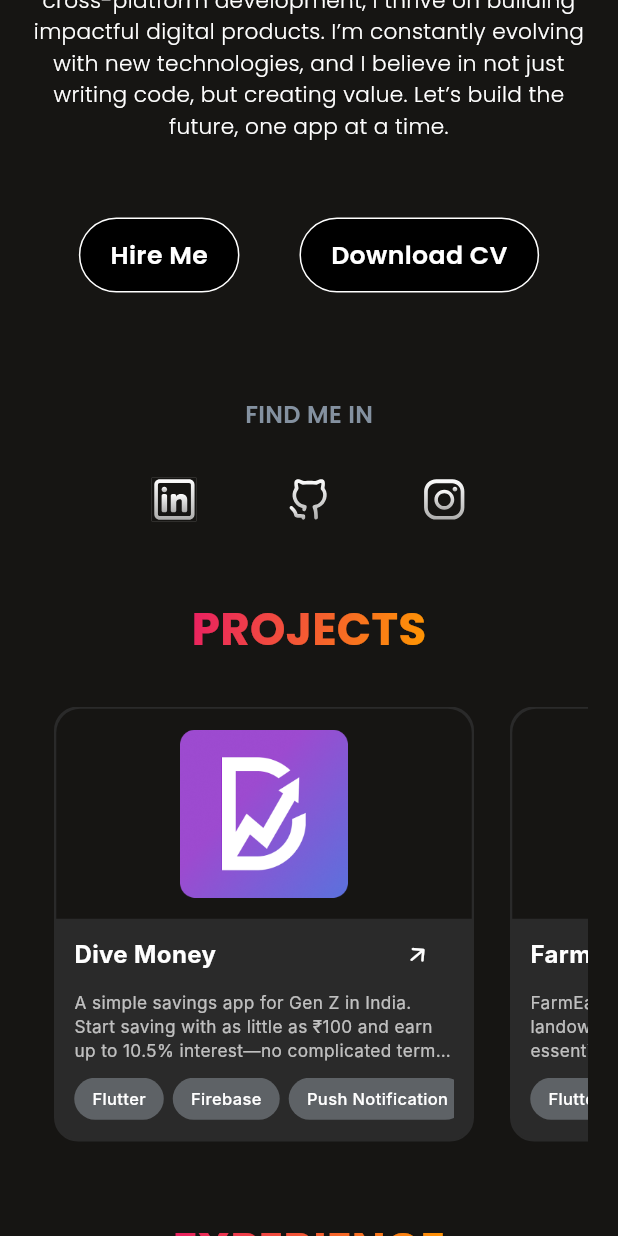
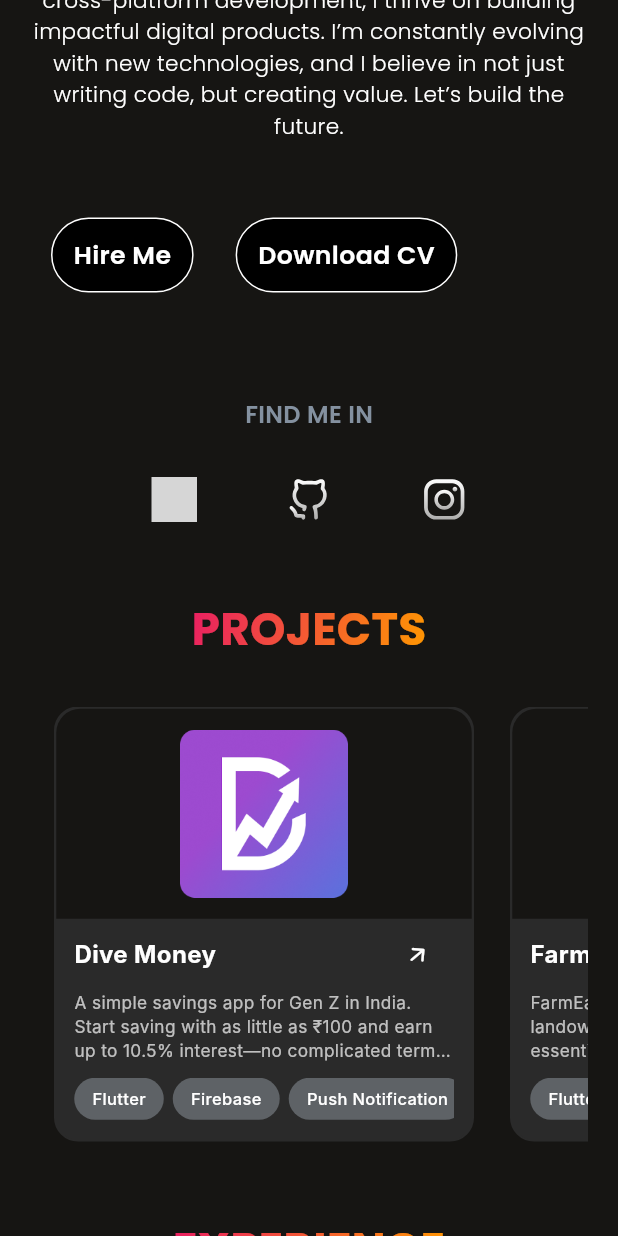
Before and after one commit to sahildev15/myPortfolio, a Flutter app: the screen it shows after launch, scrolled down 576 dp, on a phone screen of 412 x 824 dp. Run offline on Flutter 3.47's test engine with Material 3 defaults, Android fonts, the light colour scheme and no system bars; our stand-ins replace flutter_svg, get, google_fonts; missing offline and left inert: dart:html; Roboto replaces fonts that are missing (Inter); grey boxes are pictures that could not be loaded.

Commit message:
new code

```diff
--- a/lib/HomeScreen/View/homeScreen.dart
+++ b/lib/HomeScreen/View/homeScreen.dart
@@ -122,7 +122,7 @@ class _HomeScreenState extends State<HomeScreen> {
                           margin: EdgeInsets.symmetric(vertical: 30),
                           width: 900,
                           child: Text(
-                            "Hi, I'm Sahil — a Senior Flutter Developer with a deep passion for crafting beautiful, high-performance apps. From transforming ideas into seamless mobile experiences to leading efficient, cross-platform development, I thrive on building impactful digital products. I’m constantly evolving with new technologies, and I believe in not just writing code, but creating value. Let’s build the future, one app at a time."
+                            "Hi, I'm Sahil — a Senior Flutter Developer with a deep passion for crafting beautiful, high-performance apps. From transforming ideas into seamless mobile experiences to leading efficient, cross-platform development, I thrive on building impactful digital products. I’m constantly evolving with new technologies, and I believe in not just writing code, but creating value. Let’s build the future."
                             , maxLines: 10,
                             textAlign: TextAlign.center,
                             style: AppTextStyles.FONT18FW300WHITE(context),
@@ -131,27 +131,25 @@ class _HomeScreenState extends State<HomeScreen> {
                         Container(
                           height: 50,
                           margin: const EdgeInsets.symmetric(vertical: 20),
-                          child: ListView.builder(
-                            padding: EdgeInsets.zero,
-                            scrollDirection: Axis.horizontal,
-                            itemCount: controller.option.length,
-                            shrinkWrap: true,
-                            itemBuilder: (context, index) {
+                          child: Row(
+                            children: List.generate(controller.option.length, (index) {
                               return GestureDetector(
-                                onTap: (){
-                                  if(controller.option[index] =="Hire Me"){
+                                onTap: () {
+                                  if (controller.option[index] == "Hire Me") {
                                     controller.scrollTo(controller.contactKey);
-                                  } else{
+                                  } else {
                                     const cvUrl = 'assets/icon/sahilresume.pdf';
                                     final anchor = html.AnchorElement(href: cvUrl)
                                       ..setAttribute("download", "Sahil_Resume.pdf")
                                       ..click();
                                   }
                                 },
-                                child: HoverOptionTile(
-                                    label: controller.option[index]),
+                                child: Padding(
+                                  padding: const EdgeInsets.symmetric(horizontal: 8),
+                                  child: HoverOptionTile(label: controller.option[index]),
+                                ),
                               );
-                            },
+                            }),
                           ),
                         ),
                         SizedBox(height: 50,),
--- a/lib/Utils/Res/MouseContainer.dart
+++ b/lib/Utils/Res/MouseContainer.dart
@@ -26,8 +26,8 @@ class _HoverOptionTileState extends State<HoverOptionTile> {
       onExit: (_) => setState(() => _isHovering = false),
       child: AnimatedContainer(
         duration: const Duration(milliseconds: 200),
-        padding: const EdgeInsets.symmetric(horizontal: 20),
-        margin: const EdgeInsets.symmetric(horizontal: 20),
+        padding: const EdgeInsets.symmetric(horizontal: 14),
+        margin: const EdgeInsets.symmetric(horizontal: 6),
         decoration: BoxDecoration(
           color: backgroundColor,
           borderRadius: BorderRadius.circular(50),
--- a/lib/main.dart
+++ b/lib/main.dart
@@ -14,7 +14,7 @@ class MyApp extends StatelessWidget {
   Widget build(BuildContext context) {
     return GetMaterialApp(
       debugShowCheckedModeBanner: false,
-      title: 'Flutter Demo',
+      title: 'Sahil.flutter',
       home: HomeScreen(),
     );
   }
```
Also changed, not shown: assets/icon/cn.jpeg (deleted), assets/icon/linkdin.svg (deleted), assets/icon/sahil.png (deleted), firebase.json (added), 4 other files.
